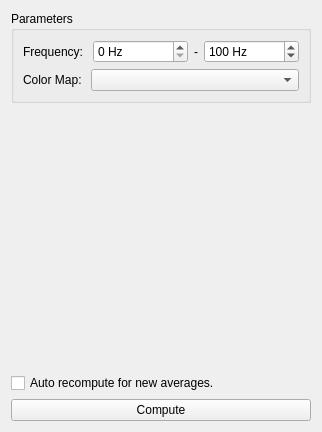
Above: libraries/disp/viewers/formfiles/timefrequencysettingsview.ui from mne-tools/mne-cpp before the change. Below: the same form after it.
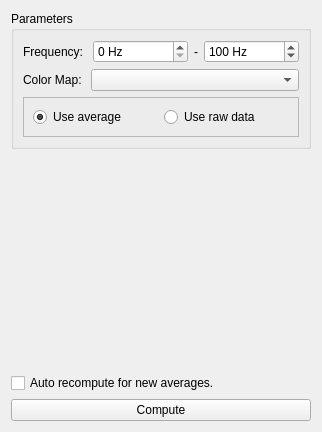
That is the form after the change.

Commit message: ENH: change storage of data in mne scan plugin

```diff
--- a/libraries/disp/viewers/formfiles/timefrequencysettingsview.ui
+++ b/libraries/disp/viewers/formfiles/timefrequencysettingsview.ui
@@ -121,6 +121,44 @@
         </item>
        </layout>
       </item>
+      <item>
+       <widget class="QFrame" name="frame">
+        <property name="sizePolicy">
+         <sizepolicy hsizetype="Preferred" vsizetype="Minimum">
+          <horstretch>0</horstretch>
+          <verstretch>0</verstretch>
+         </sizepolicy>
+        </property>
+        <property name="frameShape">
+         <enum>QFrame::StyledPanel</enum>
+        </property>
+        <property name="frameShadow">
+         <enum>QFrame::Raised</enum>
+        </property>
+        <layout class="QHBoxLayout" name="horizontalLayout_3">
+         <item>
+          <widget class="QRadioButton" name="radioButton_avg">
+           <property name="text">
+            <string>Use average</string>
+           </property>
+           <property name="checked">
+            <bool>true</bool>
+           </property>
+          </widget>
+         </item>
+         <item>
+          <widget class="QRadioButton" name="radioButton_rawdata">
+           <property name="text">
+            <string>Use raw data</string>
+           </property>
+           <property name="checked">
+            <bool>false</bool>
+           </property>
+          </widget>
+         </item>
+        </layout>
+       </widget>
+      </item>
      </layout>
     </widget>
    </item>
```
Left out of the diff: 2 changed lines with no effect on the pictures. The commit also changes 7 other files.
